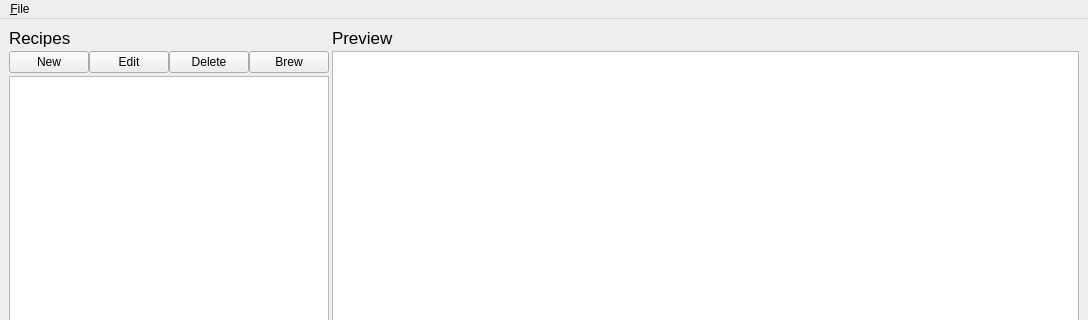
heathercaz/homebrew-controller, file homebrewGUI.ui: the form before one commit; both pictures show x 0 to 1088 and y 0 to 320 of the 1088 by 627 pixel window.
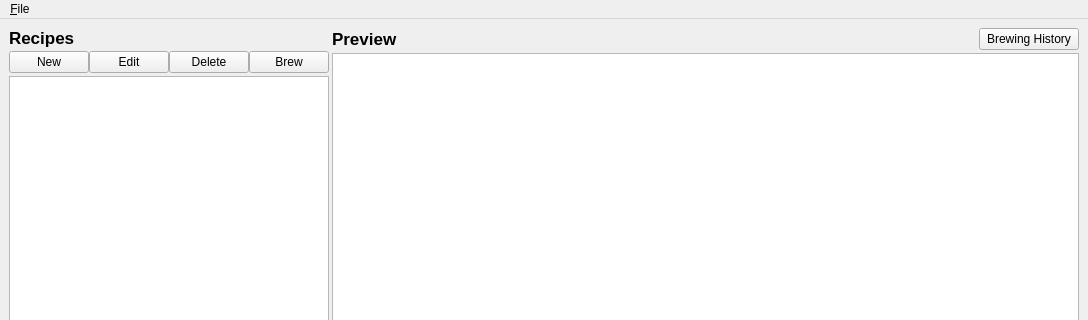
The form after the commit. Icons and pictures are not drawn.

Diff of the .ui file:
```diff
--- a/homebrewGUI.ui
+++ b/homebrewGUI.ui
@@ -28,10 +28,14 @@
     <item row="0" column="1">
      <layout class="QVBoxLayout" name="verticalLayout_4">
       <item>
+       <layout class="QHBoxLayout" name="horizontalLayout">
+        <item>
        <widget class="QLabel" name="label_preview">
         <property name="font">
          <font>
           <pointsize>13</pointsize>
+            <weight>75</weight>
+            <bold>true</bold>
          </font>
         </property>
         <property name="text">
@@ -40,7 +44,47 @@
        </widget>
       </item>
       <item>
-       <widget class="QPlainTextEdit" name="recipePreview"/>
+         <spacer name="horizontalSpacer">
+          <property name="orientation">
+           <enum>Qt::Horizontal</enum>
+          </property>
+          <property name="sizeHint" stdset="0">
+           <size>
+            <width>40</width>
+            <height>20</height>
+           </size>
+          </property>
+         </spacer>
+        </item>
+        <item>
+         <widget class="QPushButton" name="notesButton">
+          <property name="minimumSize">
+           <size>
+            <width>100</width>
+            <height>0</height>
+           </size>
+          </property>
+          <property name="text">
+           <string>Brewing History</string>
+          </property>
+          <property name="iconSize">
+           <size>
+            <width>16</width>
+            <height>16</height>
+           </size>
+          </property>
+         </widget>
+        </item>
+       </layout>
+      </item>
+      <item>
+       <widget class="QPlainTextEdit" name="recipePreview">
+        <property name="font">
+         <font>
+          <pointsize>12</pointsize>
+         </font>
+        </property>
+       </widget>
       </item>
      </layout>
     </item>
@@ -51,6 +95,8 @@
         <property name="font">
          <font>
           <pointsize>13</pointsize>
+          <weight>75</weight>
+          <bold>true</bold>
          </font>
         </property>
         <property name="text">
```
Left out of the diff: 5 changed lines with no effect on the pictures. Lines whose indentation alone changed are shown as unchanged.
